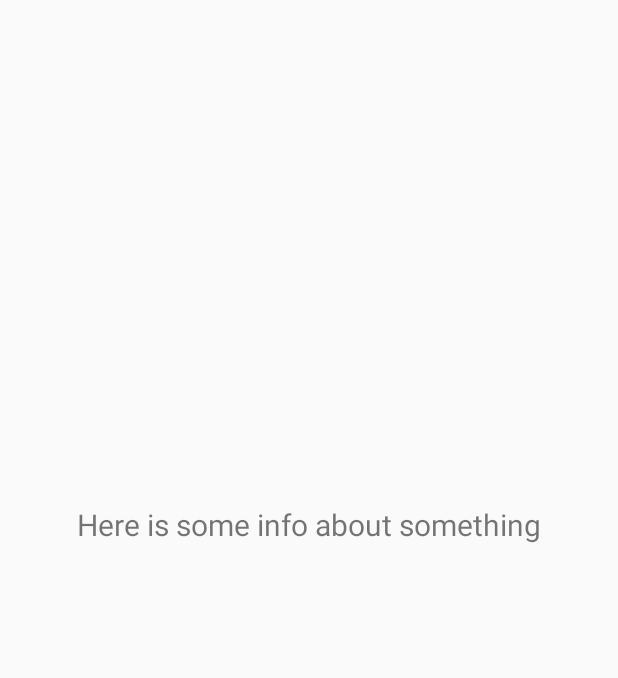
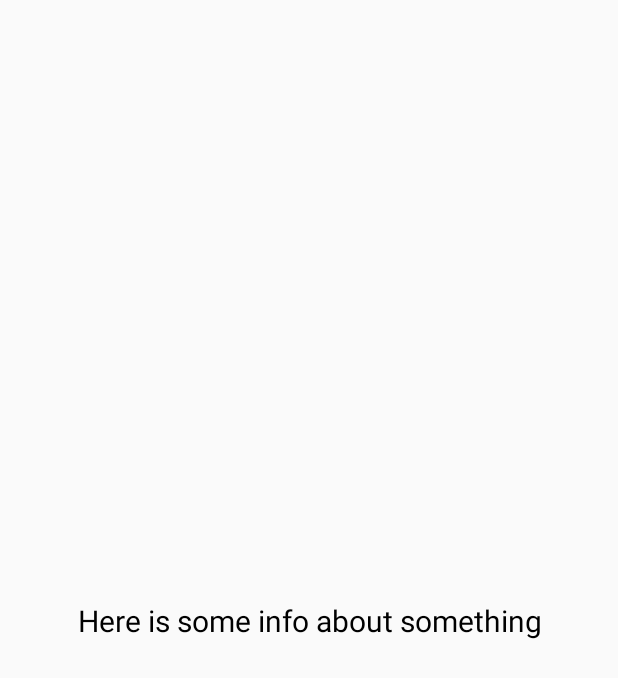
Before and after one commit to ludvikpet/HomeEnvironment, an Android app: the layout activity_tiptextscreen.xml on its own in the app's theme, with its tools: preview values and no code run, on a phone screen of 412 x 824 dp. Shown: the top 678 px of the screen. Run offline under Robolectric (Android 15) with nearby library versions, the phone set to English and light mode, and no system bars.

Commit message:
Tip progress and pop up

```diff
--- a/HomeEnvironment/app/build.gradle
+++ b/HomeEnvironment/app/build.gradle
@@ -10,6 +10,7 @@ android {
         targetSdkVersion 29
         versionCode 1
         versionName "1.0"
+        vectorDrawables.useSupportLibrary = true
 
         testInstrumentationRunner "androidx.test.runner.AndroidJUnitRunner"
     }
--- a/HomeEnvironment/app/src/main/res/layout/activity_tiptextscreen.xml
+++ b/HomeEnvironment/app/src/main/res/layout/activity_tiptextscreen.xml
@@ -2,14 +2,17 @@
 <androidx.constraintlayout.widget.ConstraintLayout xmlns:android="http://schemas.android.com/apk/res/android"
     android:layout_width="match_parent"
     android:layout_height="match_parent"
+    android:id="@+id/tiptextscreen_layout"
     xmlns:app="http://schemas.android.com/apk/res-auto">
 
     <TextView
         android:id="@+id/textview_the_tip"
-        android:layout_width="wrap_content"
-        android:layout_height="wrap_content"
-        android:layout_marginTop="336dp"
+        android:layout_width="match_parent"
+        android:layout_height="match_parent"
+        android:gravity="center"
+        android:layout_marginTop="4dp"
         android:text="Here is some info about something"
+        android:textColor="@color/black"
         android:textSize="20dp"
         app:layout_constraintEnd_toEndOf="parent"
         app:layout_constraintStart_toStartOf="parent"
--- a/HomeEnvironment/app/src/main/res/values/colors.xml
+++ b/HomeEnvironment/app/src/main/res/values/colors.xml
@@ -5,5 +5,6 @@
     <color name="colorAccent">#03DAC5</color>
     <color name="black">#000000</color>
     <color name="white">#FFFFFF</color>
+    <color name="tip_pop_up">#A9E4F3</color>
 
 </resources>
```
Also changed, not shown: HomeEnvironment/app/src/main/java/com/example/homeenvironment/SecondFragment.java (+3 -4 lines), HomeEnvironment/app/src/main/java/com/example/homeenvironment/TipTextScreen.java (+38 -1 lines), HomeEnvironment/app/src/main/res/layout/fragment_second.xml (+47 -47 lines).
